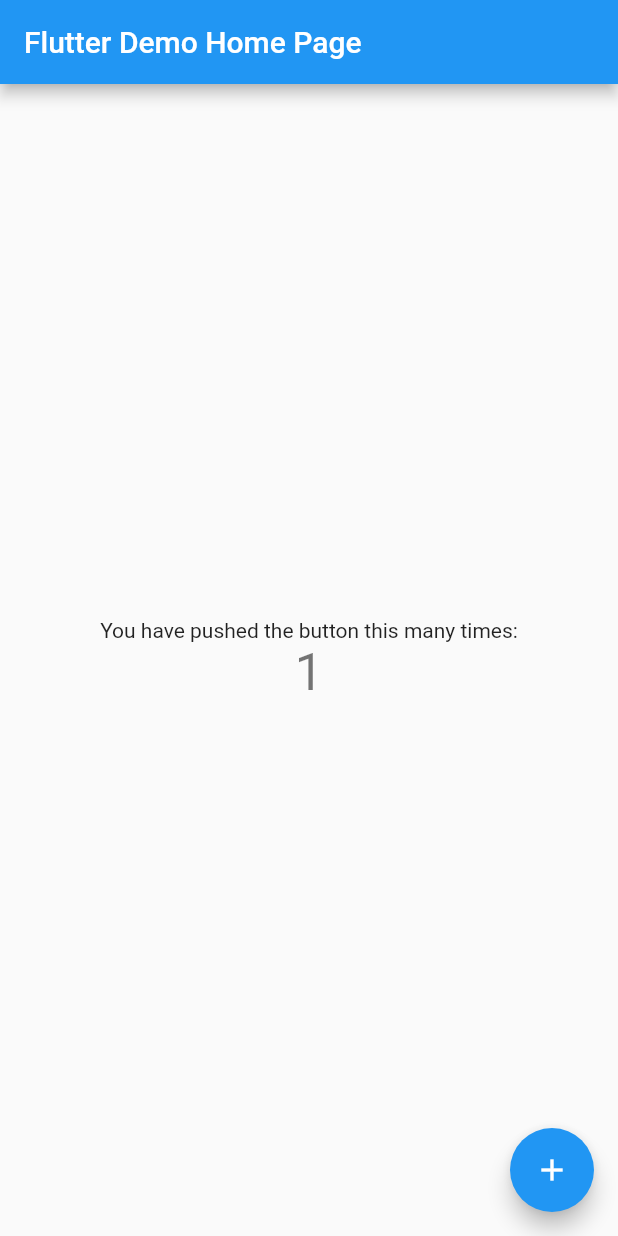
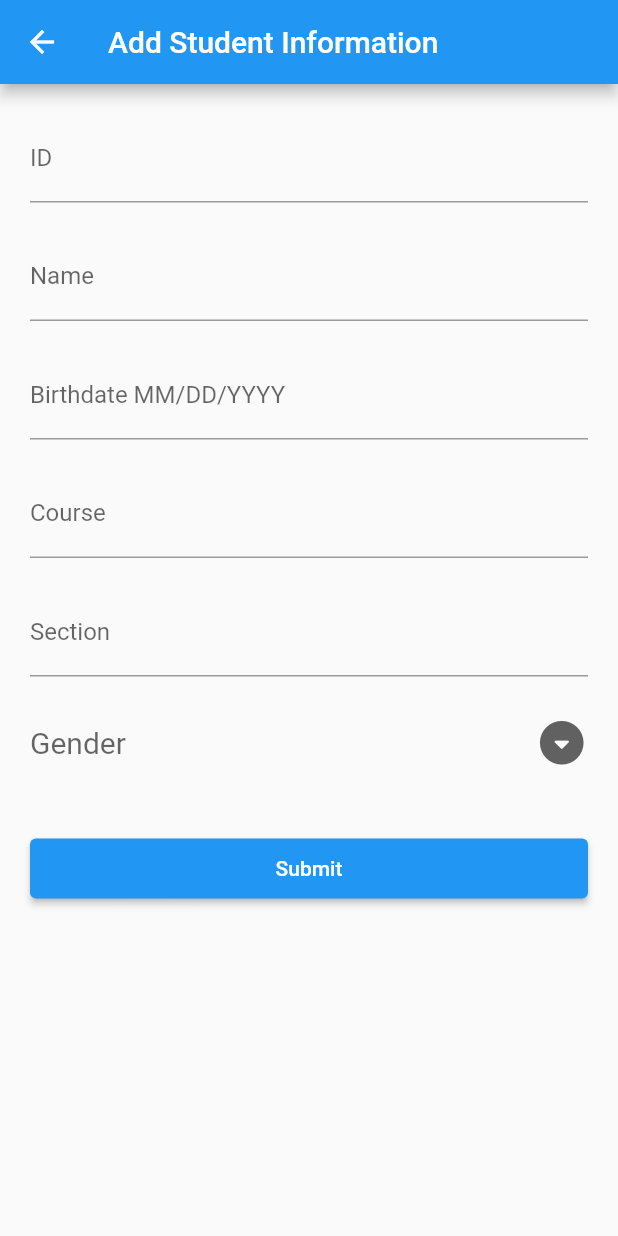
Before and after one commit to MrPsychoBipolar/activity4, a Flutter app: the screen it shows after launch, after a tap on the "add" icon, on a phone screen of 412 x 824 dp. Run offline on Flutter 3.47's test engine with Material 2 defaults, Android fonts, the phone set to English and light mode, and no system bars.

Commit message:
1st commit

```diff
--- /dev/null
+++ b/lib/form_handling.dart
@@ -0,0 +1,139 @@
+import 'package:flutter/material.dart';
+
+class FormHandlingPage extends StatefulWidget {
+  final String data;
+  const FormHandlingPage({Key? key, required this.data}) : super(key: key);
+
+  @override
+  State<FormHandlingPage> createState() => _FormHandlingPageState();
+}
+
+class _FormHandlingPageState extends State<FormHandlingPage> {
+  String? genderChosen;
+  List<dynamic> genders = ['Male', 'Female', 'Others', 'Prefer not '];
+
+  TextEditingController idController = TextEditingController();
+  TextEditingController nameController = TextEditingController();
+  TextEditingController birthdateController = TextEditingController();
+  TextEditingController courseController = TextEditingController();
+  TextEditingController sectionController = TextEditingController();
+  TextEditingController textController = TextEditingController();
+  var formKeyUsage = GlobalKey<FormState>();
+
+
+  @override
+  Widget build(BuildContext context) {
+    return Scaffold(
+      appBar: AppBar(
+        title: Text(widget.data),
+      ),
+      body: Form(
+        key: formKeyUsage,
+        autovalidateMode: AutovalidateMode.onUserInteraction,
+        child: ListView(
+          padding: const EdgeInsets.all(20.0),
+          children: [
+            TextFormField(
+              controller: idController,
+              keyboardType: TextInputType.name,
+              decoration: const InputDecoration(
+                hintText: "Input Student ID",
+                labelText: "ID",
+              ),
+              validator: (value) {
+                return (value == '') ? 'Please enter Student ID' : null;
+              },
+            ),
+            const SizedBox(height: 20),
+            TextFormField(
+              controller: nameController,
+              keyboardType: TextInputType.name,
+              decoration: const InputDecoration(
+                hintText: "Input Student name",
+                labelText: "Name",
+              ),
+              validator: (value) {
+                return (value == '') ? 'Please enter Student Name' : null;
+              },
+            ),
+            const SizedBox(height: 20),
+            TextFormField(
+              controller: birthdateController,
+              keyboardType: TextInputType.datetime,
+              decoration: const InputDecoration(
+                hintText: "Input Student Birthdate MM/DD/YYYY",
+                labelText: "Birthdate MM/DD/YYYY",
+              ),
+              validator: (value) {
+                return (value == '') ? 'Please enter Student Birthday' : null;
+              },
+            ),
+            const SizedBox(height: 20),
+            TextFormField(
+              controller: courseController,
+              keyboardType: TextInputType.name,
+              decoration: const InputDecoration(
+                hintText: "Input Student Course",
+                labelText: "Course",
+              ),
+              validator: (value) {
+                return (value == '') ? 'Please enter Student Course' : null;
+              },
+            ),
+            const SizedBox(height: 20),
+            TextFormField(
+              controller: sectionController,
+              keyboardType: TextInputType.name,
+              decoration: const InputDecoration(
+                hintText: "Input Student Section",
+                labelText: "Section",
+              ),
+              validator: (value) {
+                return (value == '') ? 'Please enter Student Section' : null;
+              },
+            ),
+            const SizedBox(height: 20),
+            DropdownButton(
+              hint: const Text('Gender'),
+              dropdownColor: Colors.grey,
+              icon: const Icon(Icons.arrow_drop_down_circle_rounded),
+              iconSize: 35,
+              isExpanded: true,
+              underline: const SizedBox(),
+              style: const TextStyle(
+                color: Colors.black,
+                fontSize: 20,
+              ),
+              value: genderChosen,
+              onChanged: (newGender){
+                setState(() {
+                  genderChosen = newGender as String?;
+                });
+              },
+              items: genders.map((newValue) {
+                return DropdownMenuItem(
+                  value: newValue,
+                  child: Text(newValue),
+                );
+              }).toList(),
+            ),
+            const SizedBox(height: 40),
+            SizedBox(
+              height: 40,
+              child: ElevatedButton(
+                  onPressed: () {
+                    Navigator.pop(context,);
+                    var isFormValid = formKeyUsage.currentState!.validate();
+                    if (isFormValid) {
+
+                    }
+                  },
+                  child: const Text('Submit')
+              ),
+            )
+          ],
+        ),
+      ),
+    );
+  }
+}
--- a/lib/main.dart
+++ b/lib/main.dart
@@ -1,115 +1,13 @@
+import 'package:activity4_virtudes_cabaluna/page_one.dart';
 import 'package:flutter/material.dart';
 
 void main() {
-  runApp(const MyApp());
+  runApp( MaterialApp(
+    debugShowCheckedModeBanner: false,
+    title: 'Activity 4 Virtudes & Cabaluna',
+    theme: ThemeData(
+      primarySwatch: Colors.blue,
+    ),
+    home: const HomePageAppLayoutActivity4(),
+  ));
 }
-
-class MyApp extends StatelessWidget {
-  const MyApp({super.key});
-
-  // This widget is the root of your application.
-  @override
-  Widget build(BuildContext context) {
-    return MaterialApp(
-      title: 'Flutter Demo',
-      theme: ThemeData(
-        // This is the theme of your application.
-        //
-        // Try running your application with "flutter run". You'll see the
-        // application has a blue toolbar. Then, without quitting the app, try
-        // changing the primarySwatch below to Colors.green and then invoke
-        // "hot reload" (press "r" in the console where you ran "flutter run",
-        // or simply save your changes to "hot reload" in a Flutter IDE).
-        // Notice that the counter didn't reset back to zero; the application
-        // is not restarted.
-        primarySwatch: Colors.blue,
-      ),
-      home: const MyHomePage(title: 'Flutter Demo Home Page'),
-    );
-  }
-}
-
-class MyHomePage extends StatefulWidget {
-  const MyHomePage({super.key, required this.title});
-
-  // This widget is the home page of your application. It is stateful, meaning
-  // that it has a State object (defined below) that contains fields that affect
-  // how it looks.
-
-  // This class is the configuration for the state. It holds the values (in this
-  // case the title) provided by the parent (in this case the App widget) and
-  // used by the build method of the State. Fields in a Widget subclass are
-  // always marked "final".
-
-  final String title;
-
-  @override
-  State<MyHomePage> createState() => _MyHomePageState();
-}
-
-class _MyHomePageState extends State<MyHomePage> {
-  int _counter = 0;
-
-  void _incrementCounter() {
-    setState(() {
-      // This call to setState tells the Flutter framework that something has
-      // changed in this State, which causes it to rerun the build method below
-      // so that the display can reflect the updated values. If we changed
-      // _counter without calling setState(), then the build method would not be
-      // called again, and so nothing would appear to happen.
-      _counter++;
-    });
-  }
-
-  @override
-  Widget build(BuildContext context) {
-    // This method is rerun every time setState is called, for instance as done
-    // by the _incrementCounter method above.
-    //
-    // The Flutter framework has been optimized to make rerunning build methods
-    // fast, so that you can just rebuild anything that needs updating rather
-    // than having to individually change instances of widgets.
-    return Scaffold(
-      appBar: AppBar(
-        // Here we take the value from the MyHomePage object that was created by
-        // the App.build method, and use it to set our appbar title.
-        title: Text(widget.title),
-      ),
-      body: Center(
-        // Center is a layout widget. It takes a single child and positions it
-        // in the middle of the parent.
-        child: Column(
-          // Column is also a layout widget. It takes a list of children and
-          // arranges them vertically. By default, it sizes itself to fit its
-          // children horizontally, and tries to be as tall as its parent.
-          //
-          // Invoke "debug painting" (press "p" in the console, choose the
-          // "Toggle Debug Paint" action from the Flutter Inspector in Android
-          // Studio, or the "Toggle Debug Paint" command in Visual Studio Code)
-          // to see the wireframe for each widget.
-          //
-          // Column has various properties to control how it sizes itself and
-          // how it positions its children. Here we use mainAxisAlignment to
-          // center the children vertically; the main axis here is the vertical
-          // axis because Columns are vertical (the cross axis would be
-          // horizontal).
-          mainAxisAlignment: MainAxisAlignment.center,
-          children: <Widget>[
-            const Text(
-              'You have pushed the button this many times:',
-            ),
-            Text(
-              '$_counter',
-              style: Theme.of(context).textTheme.headline4,
-            ),
-          ],
-        ),
-      ),
-      floatingActionButton: FloatingActionButton(
-        onPressed: _incrementCounter,
-        tooltip: 'Increment',
-        child: const Icon(Icons.add),
-      ), // This trailing comma makes auto-formatting nicer for build methods.
-    );
-  }
-}
--- /dev/null
+++ b/lib/page_one.dart
@@ -0,0 +1,50 @@
+import 'package:activity4_virtudes_cabaluna/form_handling.dart';
+import 'package:flutter/material.dart';
+
+class HomePageAppLayoutActivity4 extends StatefulWidget {
+  const HomePageAppLayoutActivity4({Key? key}) : super(key: key);
+
+  @override
+  State<HomePageAppLayoutActivity4> createState() =>
+      _HomePageAppLayoutActivity4State();
+}
+
+
+class _HomePageAppLayoutActivity4State extends State<HomePageAppLayoutActivity4> {
+
+
+  late List studentsInformation = [];
+
+
+  @override
+  Widget build(BuildContext context) {
+    return Scaffold(
+      appBar: AppBar(
+        title: const Text('Activity 4'),
+      ),
+      body: ListView.builder(
+        itemCount: studentsInformation.length,
+        itemBuilder: (context, index) {
+          return ListTile(
+            title: Text(studentsInformation[index]['names']),
+            subtitle: Text(studentsInformation[index]['section']),
+          );
+        },
+      ),
+      floatingActionButton: FloatingActionButton(
+        child: const Icon(Icons.add),
+        onPressed: () async {
+          var result = await Navigator.push(
+              context,
+              MaterialPageRoute(
+                  builder: (context) => const FormHandlingPage(data: 'Add Student Information')
+              )
+          );
+          setState(() {
+            studentsInformation = result;
+          });
+        },
+      ),
+    );
+  }
+}
```
Also changed, not shown: 1 other file.
